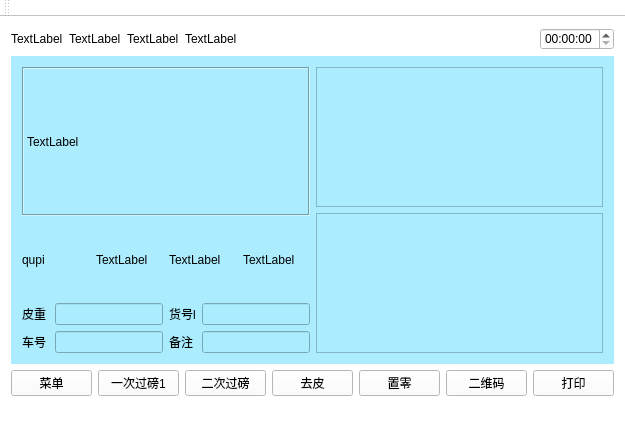
First picture: the form in WeighSensor/index.ui, repository xsw258x2s5w8/WeightSensor, before the edit.
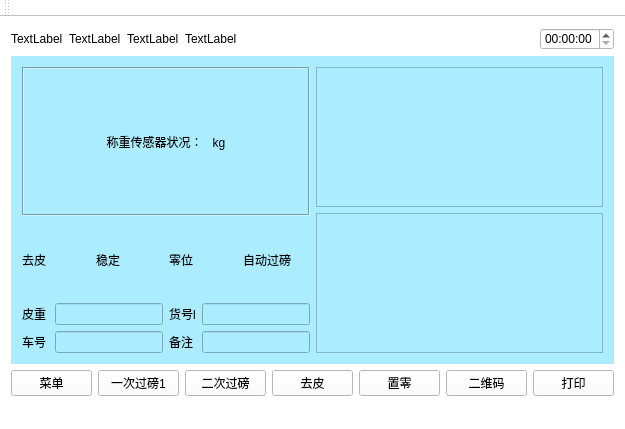
Second picture: the form after the edit.

Patch:
```diff
--- a/WeighSensor/index.ui
+++ b/WeighSensor/index.ui
@@ -22,421 +22,6 @@
     <height>150</height>
    </size>
   </property>
-  <property name="palette">
-   <palette>
-    <active>
-     <colorrole role="WindowText">
-      <brush brushstyle="SolidPattern">
-       <color alpha="255">
-        <red>0</red>
-        <green>0</green>
-        <blue>0</blue>
-       </color>
-      </brush>
-     </colorrole>
-     <colorrole role="Button">
-      <brush brushstyle="SolidPattern">
-       <color alpha="255">
-        <red>255</red>
-        <green>255</green>
-        <blue>255</blue>
-       </color>
-      </brush>
-     </colorrole>
-     <colorrole role="Light">
-      <brush brushstyle="SolidPattern">
-       <color alpha="255">
-        <red>255</red>
-        <green>255</green>
-        <blue>255</blue>
-       </color>
-      </brush>
-     </colorrole>
-     <colorrole role="Midlight">
-      <brush brushstyle="SolidPattern">
-       <color alpha="255">
-        <red>255</red>
-        <green>255</green>
-        <blue>255</blue>
-       </color>
-      </brush>
-     </colorrole>
-     <colorrole role="Dark">
-      <brush brushstyle="SolidPattern">
-       <color alpha="255">
-        <red>127</red>
-        <green>127</green>
-        <blue>127</blue>
-       </color>
-      </brush>
-     </colorrole>
-     <colorrole role="Mid">
-      <brush brushstyle="SolidPattern">
-       <color alpha="255">
-        <red>170</red>
-        <green>170</green>
-        <blue>170</blue>
-       </color>
-      </brush>
-     </colorrole>
-     <colorrole role="Text">
-      <brush brushstyle="SolidPattern">
-       <color alpha="255">
-        <red>0</red>
-        <green>0</green>
-        <blue>0</blue>
-       </color>
-      </brush>
-     </colorrole>
-     <colorrole role="BrightText">
-      <brush brushstyle="SolidPattern">
-       <color alpha="255">
-        <red>255</red>
-        <green>255</green>
-        <blue>255</blue>
-       </color>
-      </brush>
-     </colorrole>
-     <colorrole role="ButtonText">
-      <brush brushstyle="SolidPattern">
-       <color alpha="255">
-        <red>0</red>
-        <green>0</green>
-        <blue>0</blue>
-       </color>
-      </brush>
-     </colorrole>
-     <colorrole role="Base">
-      <brush brushstyle="SolidPattern">
-       <color alpha="255">
-        <red>255</red>
-        <green>255</green>
-        <blue>255</blue>
-       </color>
-      </brush>
-     </colorrole>
-     <colorrole role="Window">
-      <brush brushstyle="SolidPattern">
-       <color alpha="255">
-        <red>255</red>
-        <green>255</green>
-        <blue>255</blue>
-       </color>
-      </brush>
-     </colorrole>
-     <colorrole role="Shadow">
-      <brush brushstyle="SolidPattern">
-       <color alpha="255">
-        <red>0</red>
-        <green>0</green>
-        <blue>0</blue>
-       </color>
-      </brush>
-     </colorrole>
-     <colorrole role="AlternateBase">
-      <brush brushstyle="SolidPattern">
-       <color alpha="255">
-        <red>255</red>
-        <green>255</green>
-        <blue>255</blue>
-       </color>
-      </brush>
-     </colorrole>
-     <colorrole role="ToolTipBase">
-      <brush brushstyle="SolidPattern">
-       <color alpha="255">
-        <red>255</red>
-        <green>255</green>
-        <blue>220</blue>
-       </color>
-      </brush>
-     </colorrole>
-     <colorrole role="ToolTipText">
-      <brush brushstyle="SolidPattern">
-       <color alpha="255">
-        <red>0</red>
-        <green>0</green>
-        <blue>0</blue>
-       </color>
-      </brush>
-     </colorrole>
-    </active>
-    <inactive>
-     <colorrole role="WindowText">
-      <brush brushstyle="SolidPattern">
-       <color alpha="255">
-        <red>0</red>
-        <green>0</green>
-        <blue>0</blue>
-       </color>
-      </brush>
-     </colorrole>
-     <colorrole role="Button">
-      <brush brushstyle="SolidPattern">
-       <color alpha="255">
-        <red>255</red>
-        <green>255</green>
-        <blue>255</blue>
-       </color>
-      </brush>
-     </colorrole>
-     <colorrole role="Light">
-      <brush brushstyle="SolidPattern">
-       <color alpha="255">
-        <red>255</red>
-        <green>255</green>
-        <blue>255</blue>
-       </color>
-      </brush>
-     </colorrole>
-     <colorrole role="Midlight">
-      <brush brushstyle="SolidPattern">
-       <color alpha="255">
-        <red>255</red>
-        <green>255</green>
-        <blue>255</blue>
-       </color>
-      </brush>
-     </colorrole>
-     <colorrole role="Dark">
-      <brush brushstyle="SolidPattern">
-       <color alpha="255">
-        <red>127</red>
-        <green>127</green>
-        <blue>127</blue>
-       </color>
-      </brush>
-     </colorrole>
-     <colorrole role="Mid">
-      <brush brushstyle="SolidPattern">
-       <color alpha="255">
-        <red>170</red>
-        <green>170</green>
-        <blue>170</blue>
-       </color>
-      </brush>
-     </colorrole>
-     <colorrole role="Text">
-      <brush brushstyle="SolidPattern">
-       <color alpha="255">
-        <red>0</red>
-        <green>0</green>
-        <blue>0</blue>
-       </color>
-      </brush>
-     </colorrole>
-     <colorrole role="BrightText">
-      <brush brushstyle="SolidPattern">
-       <color alpha="255">
-        <red>255</red>
-        <green>255</green>
-        <blue>255</blue>
-       </color>
-      </brush>
-     </colorrole>
-     <colorrole role="ButtonText">
-      <brush brushstyle="SolidPattern">
-       <color alpha="255">
-        <red>0</red>
-        <green>0</green>
-        <blue>0</blue>
-       </color>
-      </brush>
-     </colorrole>
-     <colorrole role="Base">
-      <brush brushstyle="SolidPattern">
-       <color alpha="255">
-        <red>255</red>
-        <green>255</green>
-        <blue>255</blue>
-       </color>
-      </brush>
-     </colorrole>
-     <colorrole role="Window">
-      <brush brushstyle="SolidPattern">
-       <color alpha="255">
-        <red>255</red>
-        <green>255</green>
-        <blue>255</blue>
-       </color>
-      </brush>
-     </colorrole>
-     <colorrole role="Shadow">
-      <brush brushstyle="SolidPattern">
-       <color alpha="255">
-        <red>0</red>
-        <green>0</green>
-        <blue>0</blue>
-       </color>
-      </brush>
-     </colorrole>
-     <colorrole role="AlternateBase">
-      <brush brushstyle="SolidPattern">
-       <color alpha="255">
-        <red>255</red>
-        <green>255</green>
-        <blue>255</blue>
-       </color>
-      </brush>
-     </colorrole>
-     <colorrole role="ToolTipBase">
-      <brush brushstyle="SolidPattern">
-       <color alpha="255">
-        <red>255</red>
-        <green>255</green>
-        <blue>220</blue>
-       </color>
-      </brush>
-     </colorrole>
-     <colorrole role="ToolTipText">
-      <brush brushstyle="SolidPattern">
-       <color alpha="255">
-        <red>0</red>
-        <green>0</green>
-        <blue>0</blue>
-       </color>
-      </brush>
-     </colorrole>
-    </inactive>
-    <disabled>
-     <colorrole role="WindowText">
-      <brush brushstyle="SolidPattern">
-       <color alpha="255">
-        <red>127</red>
-        <green>127</green>
-        <blue>127</blue>
-       </color>
-      </brush>
-     </colorrole>
-     <colorrole role="Button">
-      <brush brushstyle="SolidPattern">
-       <color alpha="255">
-        <red>255</red>
-        <green>255</green>
-        <blue>255</blue>
-       </color>
-      </brush>
-     </colorrole>
-     <colorrole role="Light">
-      <brush brushstyle="SolidPattern">
-       <color alpha="255">
-        <red>255</red>
-        <green>255</green>
-        <blue>255</blue>
-       </color>
-      </brush>
-     </colorrole>
-     <colorrole role="Midlight">
-      <brush brushstyle="SolidPattern">
-       <color alpha="255">
-        <red>255</red>
-        <green>255</green>
-        <blue>255</blue>
-       </color>
-      </brush>
-     </colorrole>
-     <colorrole role="Dark">
-      <brush brushstyle="SolidPattern">
-       <color alpha="255">
-        <red>127</red>
-        <green>127</green>
-        <blue>127</blue>
-       </color>
-      </brush>
-     </colorrole>
-     <colorrole role="Mid">
-      <brush brushstyle="SolidPattern">
-       <color alpha="255">
-        <red>170</red>
-        <green>170</green>
-        <blue>170</blue>
-       </color>
-      </brush>
-     </colorrole>
-     <colorrole role="Text">
-      <brush brushstyle="SolidPattern">
-       <color alpha="255">
-        <red>127</red>
-        <green>127</green>
-        <blue>127</blue>
-       </color>
-      </brush>
-     </colorrole>
-     <colorrole role="BrightText">
-      <brush brushstyle="SolidPattern">
-       <color alpha="255">
-        <red>255</red>
-        <green>255</green>
-        <blue>255</blue>
-       </color>
-      </brush>
-     </colorrole>
-     <colorrole role="ButtonText">
-      <brush brushstyle="SolidPattern">
-       <color alpha="255">
-        <red>127</red>
-        <green>127</green>
-        <blue>127</blue>
-       </color>
-      </brush>
-     </colorrole>
-     <colorrole role="Base">
-      <brush brushstyle="SolidPattern">
-       <color alpha="255">
-        <red>255</red>
-        <green>255</green>
-        <blue>255</blue>
-       </color>
-      </brush>
-     </colorrole>
-     <colorrole role="Window">
-      <brush brushstyle="SolidPattern">
-       <color alpha="255">
-        <red>255</red>
-        <green>255</green>
-        <blue>255</blue>
-       </color>
-      </brush>
-     </colorrole>
-     <colorrole role="Shadow">
-      <brush brushstyle="SolidPattern">
-       <color alpha="255">
-        <red>0</red>
-        <green>0</green>
-        <blue>0</blue>
-       </color>
-      </brush>
-     </colorrole>
-     <colorrole role="AlternateBase">
-      <brush brushstyle="SolidPattern">
-       <color alpha="255">
-        <red>255</red>
-        <green>255</green>
-        <blue>255</blue>
-       </color>
-      </brush>
-     </colorrole>
-     <colorrole role="ToolTipBase">
-      <brush brushstyle="SolidPattern">
-       <color alpha="255">
-        <red>255</red>
-        <green>255</green>
-        <blue>220</blue>
-       </color>
-      </brush>
-     </colorrole>
-     <colorrole role="ToolTipText">
-      <brush brushstyle="SolidPattern">
-       <color alpha="255">
-        <red>0</red>
-        <green>0</green>
-        <blue>0</blue>
-       </color>
-      </brush>
-     </colorrole>
-    </disabled>
-   </palette>
-  </property>
   <property name="windowTitle">
    <string>Index</string>
   </property>
@@ -529,7 +114,13 @@
                 <enum>QFrame::Sunken</enum>
                </property>
                <property name="text">
-                <string>TextLabel</string>
+                <string>称重传感器状况：   kg</string>
+               </property>
+               <property name="alignment">
+                <set>Qt::AlignCenter</set>
+               </property>
+               <property name="wordWrap">
+                <bool>true</bool>
                </property>
               </widget>
              </item>
@@ -541,28 +132,28 @@
                <item>
                 <widget class="QLabel" name="label_6">
                  <property name="text">
-                  <string>qupi</string>
+                  <string>去皮</string>
                  </property>
                 </widget>
                </item>
                <item>
                 <widget class="QLabel" name="label_7">
                  <property name="text">
-                  <string>TextLabel</string>
+                  <string>稳定</string>
                  </property>
                 </widget>
                </item>
                <item>
                 <widget class="QLabel" name="label_8">
                  <property name="text">
-                  <string>TextLabel</string>
+                  <string>零位</string>
                  </property>
                 </widget>
                </item>
                <item>
                 <widget class="QLabel" name="label_9">
                  <property name="text">
-                  <string>TextLabel</string>
+                  <string>自动过磅</string>
                  </property>
                 </widget>
                </item>
```
